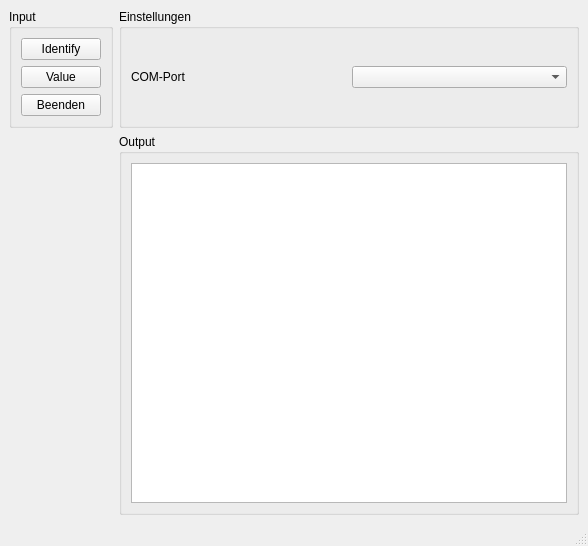
Old version of the form Fluke45_GUI.ui in the repository WinMic/Fluke_45.
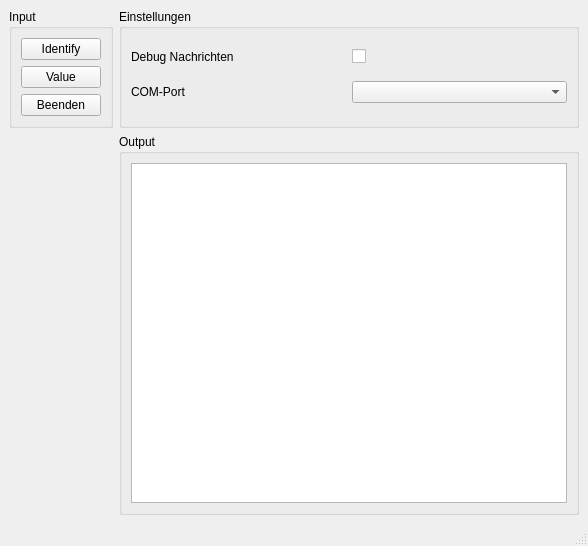
New version of the form.

Commit message: Fluke_noclass beinhaltet das MesstechnikScript mit nur einer Klasse Des Weiteren wurde die Funktion settext verbessert und die DebugNachrichten lassen sich nun über die GUI aktivieren/Deaktivieren

Patch:
```diff
--- a/Fluke45_GUI.ui
+++ b/Fluke45_GUI.ui
@@ -53,17 +53,31 @@
       <property name="title">
        <string>Einstellungen</string>
       </property>
-      <layout class="QHBoxLayout" name="horizontalLayout">
-       <item>
-        <widget class="QLabel" name="label">
+      <layout class="QGridLayout" name="gridLayout_2">
+       <item row="0" column="1">
+        <widget class="QCheckBox" name="checkBox_DEBUG">
          <property name="text">
-          <string>COM-Port</string>
+          <string/>
          </property>
         </widget>
        </item>
-       <item>
+       <item row="1" column="1">
         <widget class="QComboBox" name="comboBox_COM"/>
        </item>
+       <item row="1" column="0">
+        <widget class="QLabel" name="label_COM">
+         <property name="text">
+          <string>COM-Port</string>
+         </property>
+        </widget>
+       </item>
+       <item row="0" column="0">
+        <widget class="QLabel" name="label_DEBUG">
+         <property name="text">
+          <string>Debug Nachrichten</string>
+         </property>
+        </widget>
+       </item>
       </layout>
      </widget>
     </item>
```
The commit also changes 3 other files.
